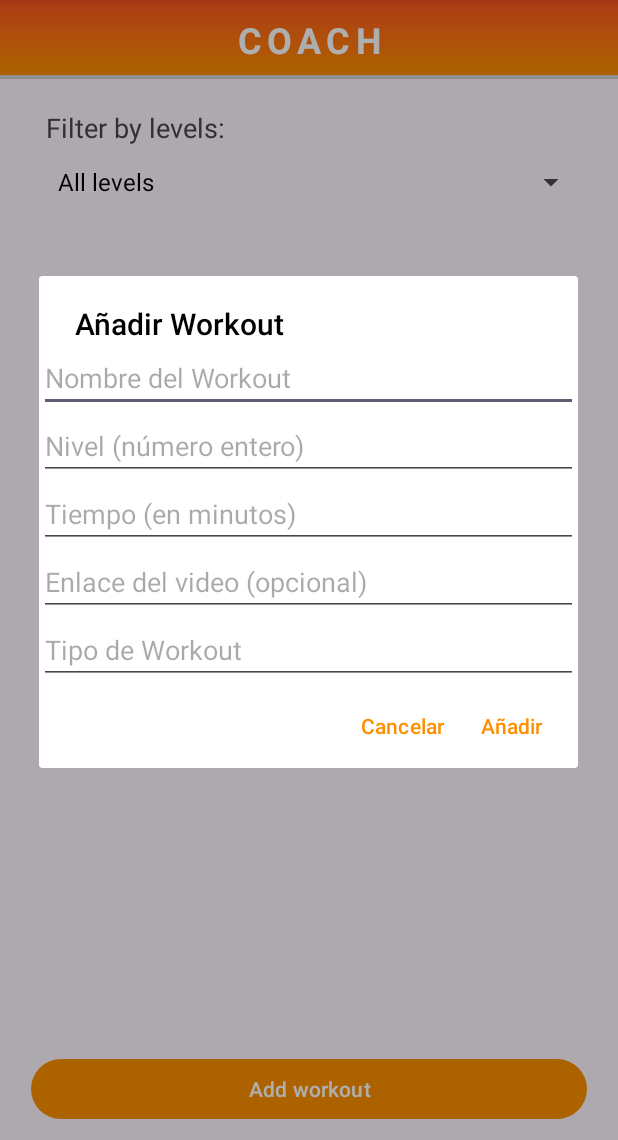
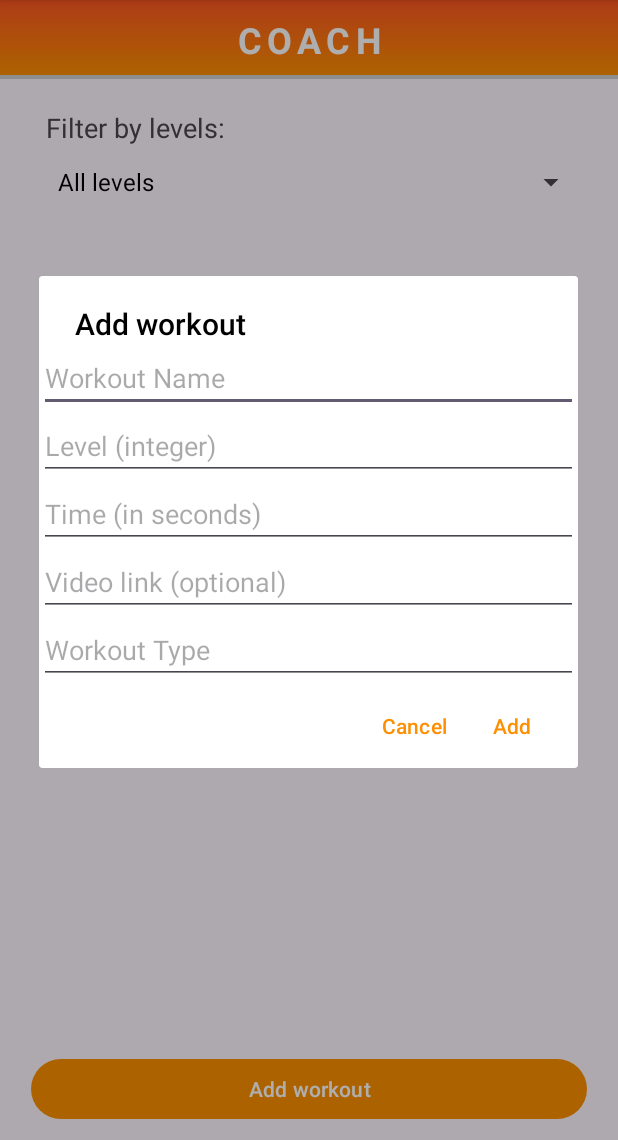
Before and after one commit to leirelasaam/EpicFitApp, an Android app: the EntrenadorActivity screen opened directly, with no data from a screen before it, after a tap on "Add workout", on a phone screen of 412 x 824 dp, the part 96-1236 px from its top. Run offline under Robolectric (Android 15) with nearby library versions, the phone set to English and light mode, and no system bars; our stand-ins replace Firebase (no records; nobody signed in at launch, a user with empty details on screens opened directly).

Commit message:
Gestionar strings

```diff
--- a/app/src/main/java/com/example/epicfitapp/EntrenadorActivity.kt
+++ b/app/src/main/java/com/example/epicfitapp/EntrenadorActivity.kt
@@ -12,6 +12,7 @@ import android.widget.LinearLayout
 import android.widget.Spinner
 import androidx.activity.enableEdgeToEdge
 import androidx.appcompat.app.AlertDialog
+import androidx.core.content.ContextCompat
 import androidx.core.view.ViewCompat
 import androidx.core.view.WindowInsetsCompat
 import androidx.recyclerview.widget.LinearLayoutManager
@@ -97,18 +98,18 @@ class EntrenadorActivity : BaseActivity() {
 
     private fun mostrarDialogoAniadirWorkout() {
         val builder = AlertDialog.Builder(this)
-        builder.setTitle("Añadir Workout")
+        builder.setTitle(getString(R.string.agregar_workout))
 
         val nombreInput = EditText(this)
-        nombreInput.hint = "Nombre del Workout"
+        nombreInput.hint = getString(R.string.nombre_hint)
         val nivelInput = EditText(this)
-        nivelInput.hint = "Nivel (número entero)"
+        nivelInput.hint = getString(R.string.nivel_hint)
         val tiempoInput = EditText(this)
-        tiempoInput.hint = "Tiempo (en minutos)"
+        tiempoInput.hint = getString(R.string.tiempo_hint)
         val videoInput = EditText(this)
-        videoInput.hint = "Enlace del video (opcional)"
+        videoInput.hint = getString(R.string.video_hint)
         val tipoInput = EditText(this)
-        tipoInput.hint = "Tipo de Workout"
+        tipoInput.hint = getString(R.string.tipo_hint)
 
         val layout = LinearLayout(this)
         layout.orientation = LinearLayout.VERTICAL
@@ -119,7 +120,7 @@ class EntrenadorActivity : BaseActivity() {
         layout.addView(tipoInput)
         builder.setView(layout)
 
-        builder.setPositiveButton("Añadir") { dialog: DialogInterface, _: Int ->
+        builder.setPositiveButton(getString(R.string.agregar)) { dialog: DialogInterface, _: Int ->
             val nuevoWorkout = Workout(
                 nombre = nombreInput.text.toString(),
                 nivel = nivelInput.text.toString().toIntOrNull() ?: 0,
@@ -131,7 +132,7 @@ class EntrenadorActivity : BaseActivity() {
             loadWorkouts()
             dialog.dismiss()
         }
-        builder.setNegativeButton("Cancelar") { dialog: DialogInterface, _: Int ->
+        builder.setNegativeButton(getString(R.string.cancelar)) { dialog: DialogInterface, _: Int ->
             dialog.dismiss()
         }
         builder.create().show()
```
Also changed, not shown: app/src/main/java/adaptadores/WorkoutsAdapter.kt (+11 -10 lines).
